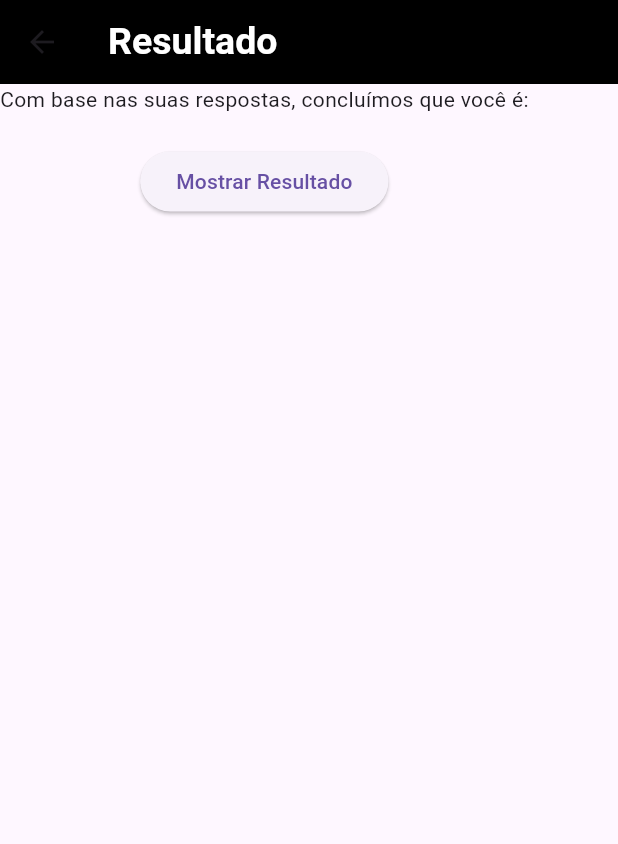
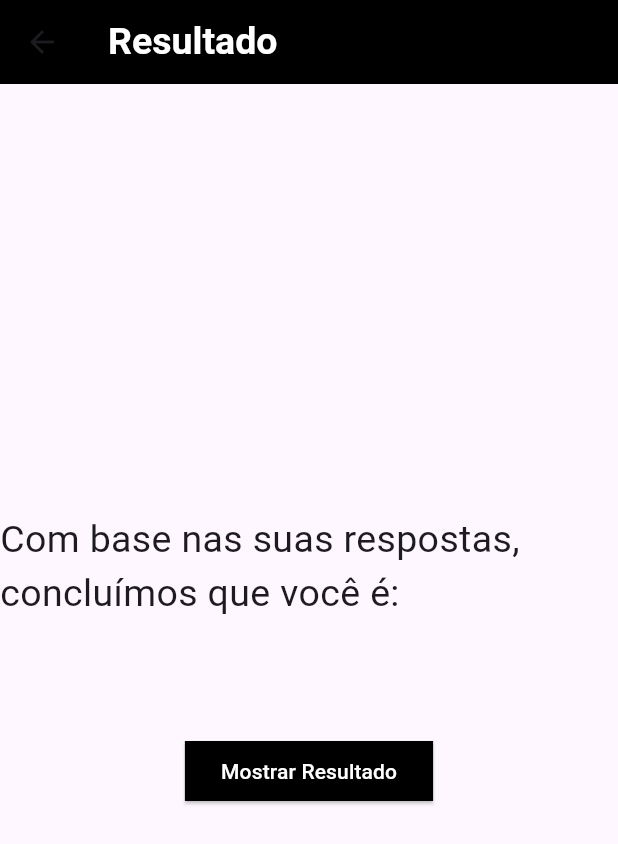
Before and after one commit to Pedro-Vitor21J/Atividade-Avaliativa2-P3, a Flutter app: the Resultado screen opened directly, on a phone screen of 412 x 824 dp. Shown: the top 844 px of the screen. Run offline on Flutter 3.47's test engine with Material 3 defaults, Android fonts, the light colour scheme and no system bars; our stand-ins replace shared_preferences; accounts and stored records are empty.

Commit message:
Feat: Melhora a interface da página Resultado

```diff
--- a/lib/pages/Resultado.dart
+++ b/lib/pages/Resultado.dart
@@ -1,5 +1,4 @@
 import 'package:flutter/material.dart';
-import 'package:atividade_avaliativa2_p3/pages/Questionario.dart';
 import 'package:shared_preferences/shared_preferences.dart';
 
 class Resultado extends StatefulWidget {
@@ -49,17 +48,37 @@ class _ResultadoState extends State<Resultado> {
           ),
         ),
       ),
-      body: Column(
+      body: Center(
+        child: Column(
+          mainAxisAlignment: MainAxisAlignment.center,
           children: [
-          Text('Com base nas suas respostas, concluímos que você é:'),
-          Text(resultado),
+            Text(
+              'Com base nas suas respostas, concluímos que você é:',
+              style: TextStyle(fontSize: 25),
+            ),
+            SizedBox(height: 20),
+            Text(
+              resultado,
+              style: TextStyle(fontWeight: FontWeight.bold, fontSize: 25),
+            ),
+            SizedBox(height: 20),
             ElevatedButton(
+              style: ElevatedButton.styleFrom(
+                backgroundColor: Colors.black,
+                shape: RoundedRectangleBorder(
+                  borderRadius: BorderRadius.circular(0),
+                ),
+              ),
               onPressed: () {
                 carregarDados();
               },
-            child: Text('Mostrar Resultado'),
+              child: Text(
+                'Mostrar Resultado',
+                style: TextStyle(color: Colors.white),
+              ),
             ),
           ],
+        ),
       ),
     );
   }
```
Lines whose indentation alone changed are shown as unchanged.
